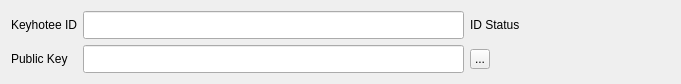
Qt form AddressBook/keyhoteeidpubkeywidget.ui (InvictusInnovations/keyhotee) before a commit.
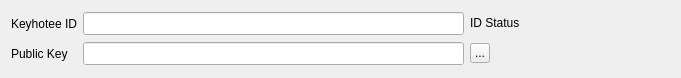
The same form after that commit. Icons and pictures are not drawn.

Patch:
```diff
--- a/AddressBook/keyhoteeidpubkeywidget.ui
+++ b/AddressBook/keyhoteeidpubkeywidget.ui
@@ -7,7 +7,7 @@
     <x>0</x>
     <y>0</y>
     <width>681</width>
-    <height>71</height>
+    <height>78</height>
    </rect>
   </property>
   <property name="windowTitle">
@@ -25,7 +25,7 @@
     <widget class="QLineEdit" name="keyhotee_id">
      <property name="font">
       <font>
-       <pointsize>13</pointsize>
+       <pointsize>10</pointsize>
       </font>
      </property>
     </widget>
@@ -60,7 +60,7 @@
     <widget class="QLineEdit" name="public_key">
      <property name="font">
       <font>
-       <pointsize>13</pointsize>
+       <pointsize>10</pointsize>
       </font>
      </property>
     </widget>
```
